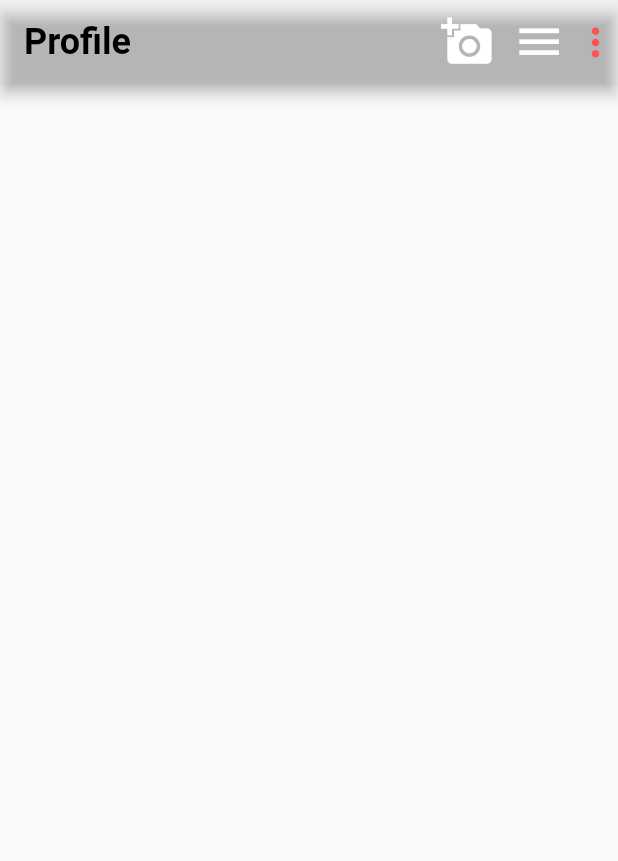
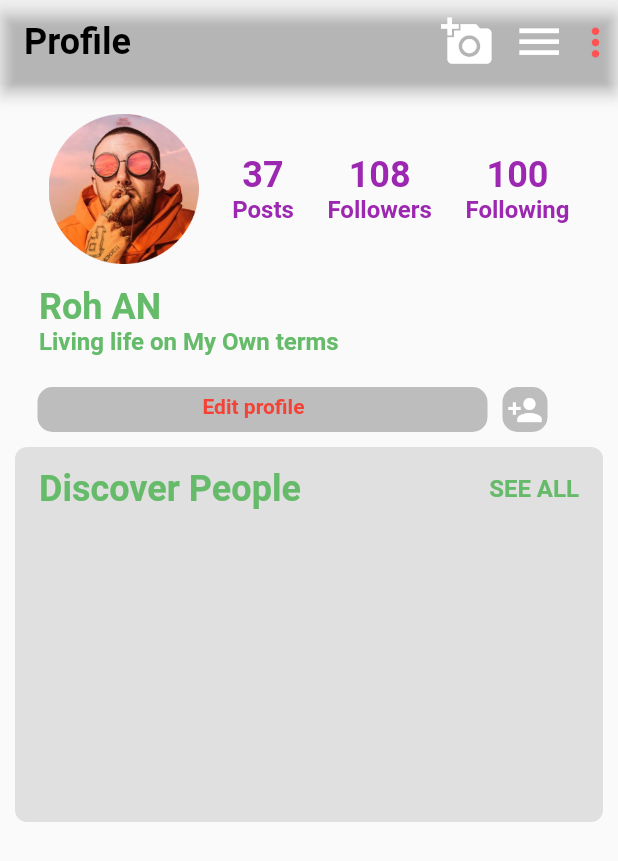
Before and after one commit to rohan165-boop/Project, a Flutter app: the Profile screen opened directly, on a phone screen of 412 x 824 dp. Shown: the top 861 px of the screen. Run offline on Flutter 3.47's test engine with Material 2 defaults, Android fonts, the light colour scheme and no system bars.

Commit message:
profile work

```diff
--- a/lib/featurse/profile/view/profile_view.dart
+++ b/lib/featurse/profile/view/profile_view.dart
@@ -1,6 +1,7 @@
 import 'package:flutter/material.dart';
 import 'package:provider/provider.dart';
 import 'package:rohan/app/dark_theme.dart';
+import 'package:rohan/featurse/profile/widgets/profile_widgets.dart';
 import 'package:rohan/provider/theme_provider.dart';
 
 class Profile extends StatefulWidget {
@@ -73,6 +74,8 @@ class _ProfileState extends State<Profile> {
         ],
       ),
 
+      body: ProfileWidget(),
+
     );
   }
 }
--- /dev/null
+++ b/lib/featurse/profile/widgets/profile_widgets.dart
@@ -0,0 +1,154 @@
+import 'package:flutter/material.dart';
+import 'package:rohan/constants/image_constant.dart';
+
+class ProfileWidget extends StatefulWidget {
+  const ProfileWidget({ Key? key }) : super(key: key);
+
+  @override
+  State<ProfileWidget> createState() => _ProfileWidgetState();
+}
+
+class _ProfileWidgetState extends State<ProfileWidget> {
+  @override
+  Widget build(BuildContext context) {
+    return Padding(
+      padding: const EdgeInsets.only(left: 10, right: 10),
+      child: Column(
+       children: [
+        const SizedBox(height: 20,),
+        Row(
+          mainAxisAlignment: MainAxisAlignment.spaceEvenly,
+          children: [
+            Image.asset(ImageConstants.user2, height: 100,),
+            Column(
+              children:const [
+                Text("37",
+                style: TextStyle(
+                  fontSize: 24,
+                  fontWeight: FontWeight.bold,
+                  color: Colors.purple
+                ),),
+                Text("Posts",
+                style: TextStyle(
+                  fontSize: 16,
+                  fontWeight: FontWeight.bold,
+                  color: Colors.purple
+                ),),
+              ],
+            ),
+            Column(
+              children:const [
+                Text("108",
+                style: TextStyle(
+                  fontSize: 24,
+                  fontWeight: FontWeight.bold,
+                  color: Colors.purple
+                ),),
+                Text("Followers",
+                style: TextStyle(
+                  fontSize: 16,
+                  fontWeight: FontWeight.bold,
+                  color: Colors.purple
+                ),),
+              ],
+            ),
+            Column(
+              children:const [
+                Text("100",
+                style: TextStyle(
+                  fontSize: 24,
+                  fontWeight: FontWeight.bold,
+                  color: Colors.purple
+                ),),
+                Text("Following",
+                style: TextStyle(
+                  fontSize: 16,
+                  fontWeight: FontWeight.bold,
+                  color: Colors.purple
+                ),),
+              ],
+            ),
+          ],
+        ),
+        const SizedBox(height: 5,),
+        ListTile(
+          title: Text("Roh AN",
+        style: TextStyle(
+          fontSize: 24,
+          fontWeight: FontWeight.bold,
+          color: Colors.green.shade400
+        ),),
+        subtitle: Text("Living life on My Own terms",
+        style: TextStyle(
+          fontSize: 16,
+          fontWeight: FontWeight.bold,
+          color: Colors.green.shade400
+        ),),
+        ),
+
+        const SizedBox(height: 5,),
+
+        Row(
+          children: [
+            const SizedBox(width: 15,),
+            Container(
+              height: 30,
+              width: 300,
+              decoration: BoxDecoration(
+                borderRadius: BorderRadius.circular(10),
+                color: Colors.grey.shade400,
+              ),
+              child:const Padding(padding: EdgeInsets.only(left: 110, top: 5),
+              child: Text("Edit profile",
+              style: TextStyle(
+                fontWeight: FontWeight.bold,
+                color: Colors.red
+              ),),),
+            ),
+            const SizedBox(width: 10,),
+            Container(
+              height: 30,
+              width: 30,
+              decoration: BoxDecoration(
+                borderRadius: BorderRadius.circular(10),
+                color: Colors.grey.shade400
+              ),
+              child:const Icon(Icons.person_add, color: Colors.white,),
+            )
+          ],
+        ),
+        const SizedBox(height: 10,),
+
+        Container(
+          height: 250,
+          width: double.infinity,
+          decoration: BoxDecoration(
+            borderRadius: BorderRadius.circular(8),
+            color: Colors.grey.shade300
+          ),
+          child: Column(
+            children: [
+              ListTile(
+                title: Text("Discover People",
+        style: TextStyle(
+          fontSize: 24,
+          fontWeight: FontWeight.bold,
+          color: Colors.green.shade400
+        ),),
+        trailing:  Text("SEE ALL",
+        style: TextStyle(
+          fontSize: 16,
+          fontWeight: FontWeight.bold,
+          color: Colors.green.shade400
+        ),),
+              )
+            ],
+          ),
+        )
+
+       ],
+
+      ),
+    );
+  }
+}
```
